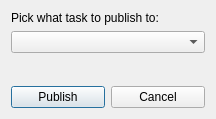
Before: the Qt Designer form Scripts/UserInterfaces/TaskPicker.ui in EmberLightVFX/Kitsu-for-Prism, drawn with Qt 5.
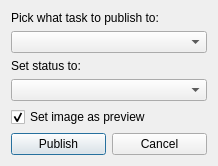
After: the same form once the commit is applied.

Commit message: Added task status to publishing

Patch:
```diff
--- a/Scripts/UserInterfaces/TaskPicker.ui
+++ b/Scripts/UserInterfaces/TaskPicker.ui
@@ -6,8 +6,8 @@
    <rect>
     <x>0</x>
     <y>0</y>
-    <width>216</width>
-    <height>119</height>
+    <width>218</width>
+    <height>143</height>
    </rect>
   </property>
   <property name="windowTitle">
@@ -36,6 +36,29 @@
    <item>
     <widget class="QComboBox" name="task_Box"/>
    </item>
+   <item>
+    <widget class="QLabel" name="label_2">
+     <property name="text">
+      <string>Set status to:</string>
+     </property>
+    </widget>
+   </item>
+   <item>
+    <widget class="QComboBox" name="status_Box"/>
+   </item>
+   <item>
+    <widget class="QCheckBox" name="cb_preview">
+     <property name="enabled">
+      <bool>true</bool>
+     </property>
+     <property name="text">
+      <string>Set image as preview</string>
+     </property>
+     <property name="checked">
+      <bool>true</bool>
+     </property>
+    </widget>
+   </item>
    <item>
     <spacer name="verticalSpacer">
      <property name="orientation">
```
The commit also changes 5 other files.
